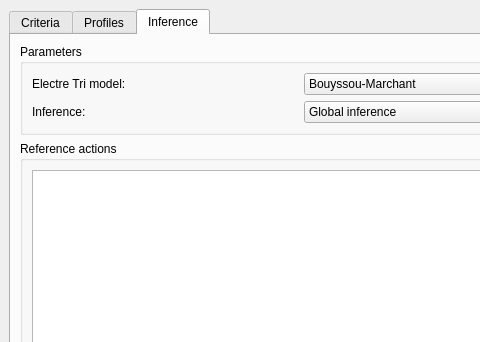
Old version of the form etrimain.ui in the repository oso/qgis-etri; both pictures show x 0 to 480 and y 0 to 342 of the 800 by 600 pixel window.
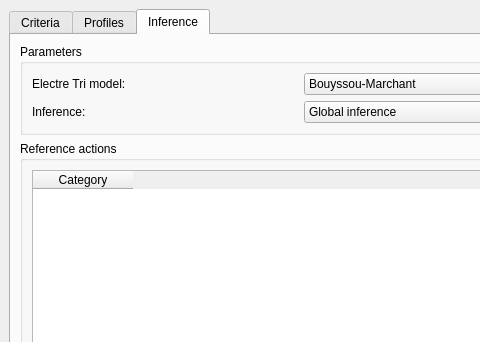
New version of the form. The open tabs and pages were chosen to show the change.

Commit message: [UI] Add support for the definitions of the reference actions

```diff
--- a/etrimain.ui
+++ b/etrimain.ui
@@ -162,7 +162,16 @@
           </property>
           <layout class="QVBoxLayout" name="verticalLayout_3">
            <item>
-            <widget class="QTableWidget" name="table_refs"/>
+            <widget class="QTableWidget" name="table_refs">
+             <column>
+              <property name="text">
+               <string>Category</string>
+              </property>
+              <property name="textAlignment">
+               <set>AlignHCenter|AlignVCenter|AlignCenter</set>
+              </property>
+             </column>
+            </widget>
            </item>
            <item>
             <widget class="QPushButton" name="Bchooserefs">
```
The commit also changes 4 other files.
